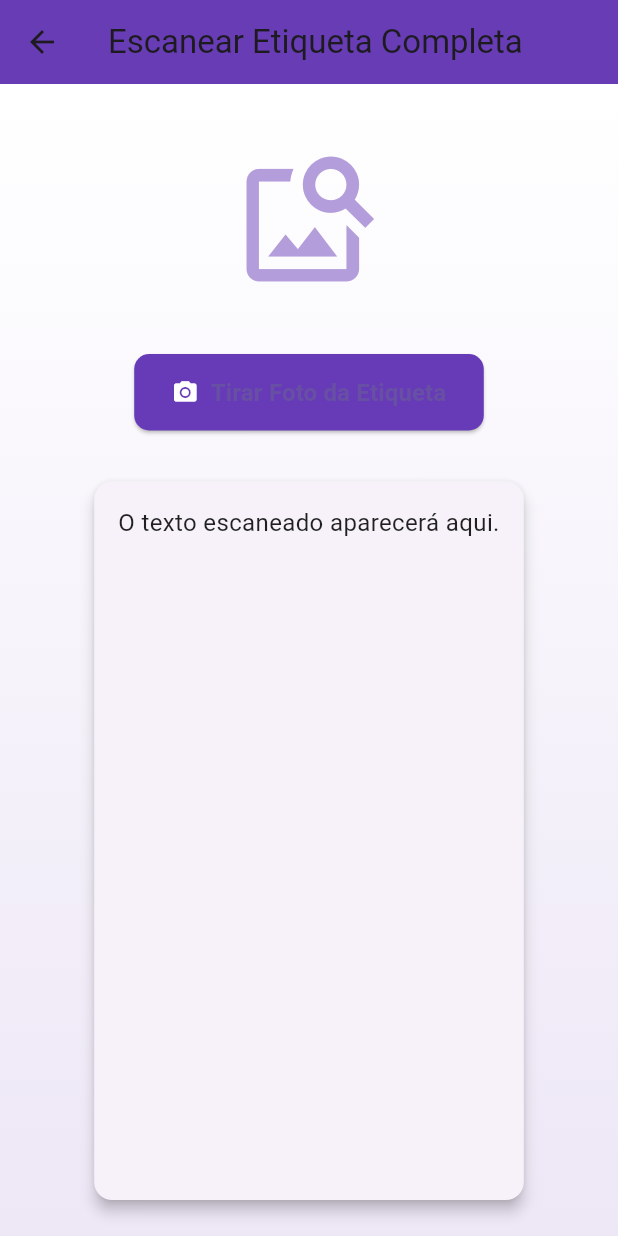
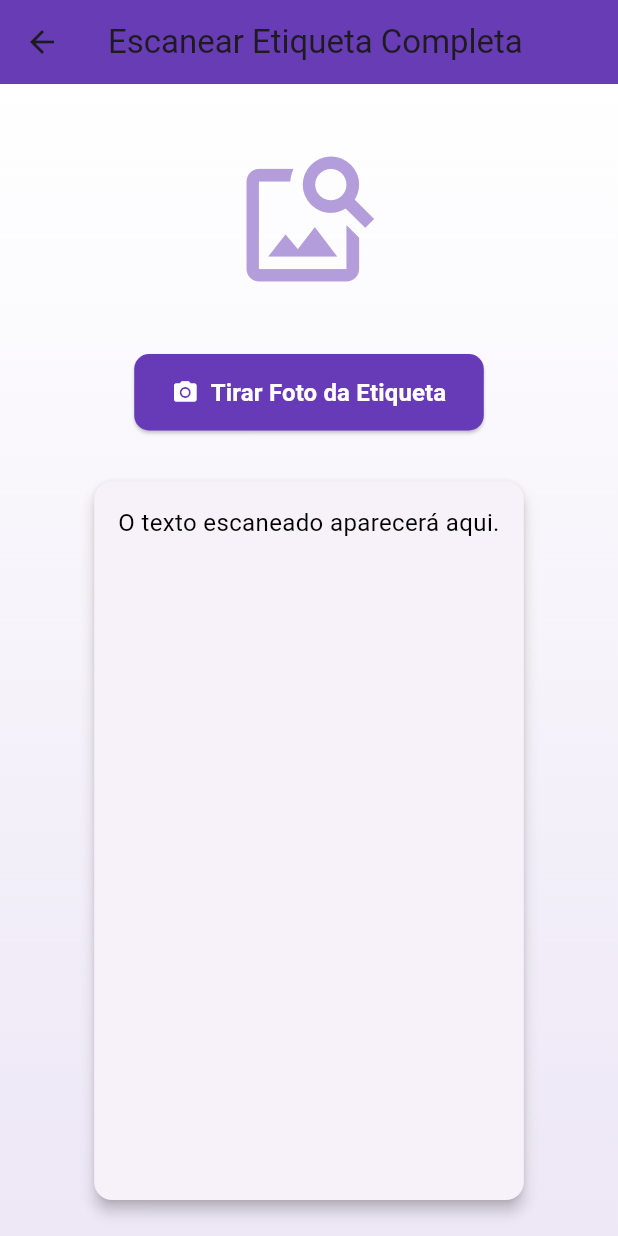
Before and after one commit to EricIkeda1/Temperlights-Mobile, a Flutter app: the OCRScanScreen screen opened directly, on a phone screen of 412 x 824 dp. Run offline on Flutter 3.47's test engine with Material 3 defaults, Android fonts, the phone set to English and light mode, and no system bars; our stand-ins replace image_picker; missing offline and left inert: flutter_barcode_scanner, google_mlkit_text_recognition.

Commit message:
Algumas Correções

```diff
--- a/Mobile/scanocr/lib/screens/ocr_scan_screen.dart
+++ b/Mobile/scanocr/lib/screens/ocr_scan_screen.dart
@@ -83,7 +83,11 @@ class _OCRScanScreenState extends State<OCRScanScreen> {
                   icon: const Icon(Icons.camera_alt, color: Colors.white),
                   label: const Text(
                     'Tirar Foto da Etiqueta',
-                    style: TextStyle(fontSize: 16, fontWeight: FontWeight.bold),
+                    style: TextStyle(
+                      fontSize: 16,
+                      fontWeight: FontWeight.bold,
+                      color: Colors.white,
+                    ),
                   ),
                   style: ElevatedButton.styleFrom(
                     backgroundColor: Colors.deepPurple,
@@ -107,7 +111,10 @@ class _OCRScanScreenState extends State<OCRScanScreen> {
                                 extractedText.isEmpty
                                     ? 'O texto escaneado aparecerá aqui.'
                                     : extractedText,
-                                style: const TextStyle(fontSize: 16, color: Colors.black87),
+                                style: const TextStyle(
+                                  fontSize: 16,
+                                  color: Colors.black,
+                                ),
                                 textAlign: TextAlign.center,
                               ),
                             ),
```
